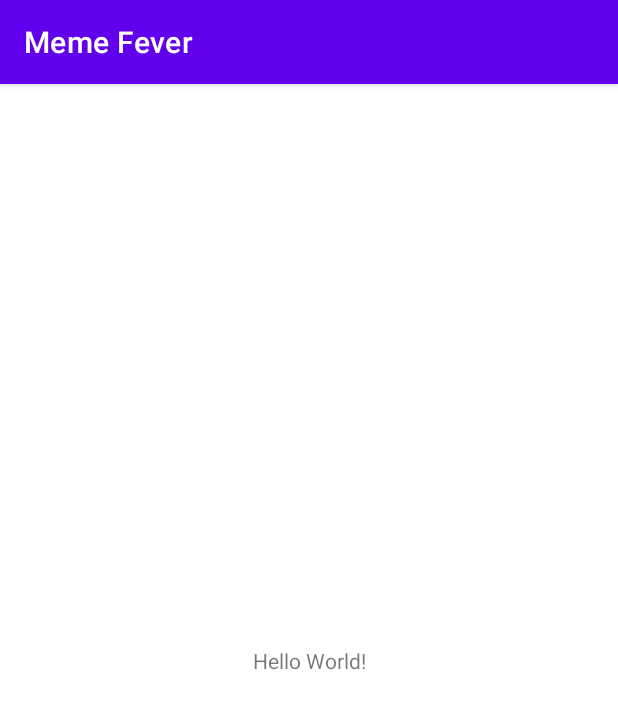
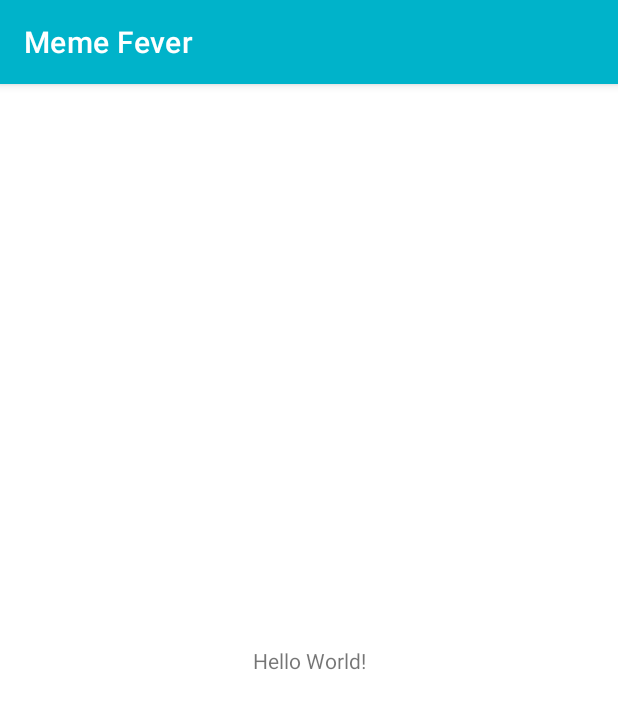
Before and after one commit to Muasya001/cupcake, an Android app: the screen it shows after launch (MainActivity), on a phone screen of 412 x 824 dp. Shown: the top 709 px of the screen. Run offline under Robolectric (Android 15) with nearby library versions, the phone set to English and light mode, and no system bars.

Commit message:
changed theme colors of memefever

```diff
--- a/MemeFever/app/src/main/res/values-night/themes.xml
+++ b/MemeFever/app/src/main/res/values-night/themes.xml
@@ -2,12 +2,13 @@
     <!-- Base application theme. -->
     <style name="Theme.MemeFever" parent="Theme.MaterialComponents.DayNight.DarkActionBar">
         <!-- Primary brand color. -->
-        <item name="colorPrimary">@color/purple_200</item>
-        <item name="colorPrimaryVariant">@color/purple_700</item>
+        <item name="colorPrimary">#212121</item>
+        <item name="colorPrimaryVariant">@color/black</item>
         <item name="colorOnPrimary">@color/black</item>
+        <item name="android:windowBackground">#212121</item>
         <!-- Secondary brand color. -->
-        <item name="colorSecondary">@color/teal_200</item>
-        <item name="colorSecondaryVariant">@color/teal_200</item>
+        <item name="colorSecondary">#212121</item>
+        <item name="colorSecondaryVariant">@color/black</item>
         <item name="colorOnSecondary">@color/black</item>
         <!-- Status bar color. -->
         <item name="android:statusBarColor">?attr/colorPrimaryVariant</item>
--- a/MemeFever/app/src/main/res/values/themes.xml
+++ b/MemeFever/app/src/main/res/values/themes.xml
@@ -2,12 +2,12 @@
     <!-- Base application theme. -->
     <style name="Theme.MemeFever" parent="Theme.MaterialComponents.DayNight.DarkActionBar">
         <!-- Primary brand color. -->
-        <item name="colorPrimary">@color/purple_500</item>
-        <item name="colorPrimaryVariant">@color/purple_700</item>
+        <item name="colorPrimary">#00B3CA</item>
+        <item name="colorPrimaryVariant">#008ba3</item>
         <item name="colorOnPrimary">@color/white</item>
         <!-- Secondary brand color. -->
-        <item name="colorSecondary">@color/teal_200</item>
-        <item name="colorSecondaryVariant">@color/teal_700</item>
+        <item name="colorSecondary">#00B3CA</item>
+        <item name="colorSecondaryVariant">#008ba3</item>
         <item name="colorOnSecondary">@color/black</item>
         <!-- Status bar color. -->
         <item name="android:statusBarColor">?attr/colorPrimaryVariant</item>
```
